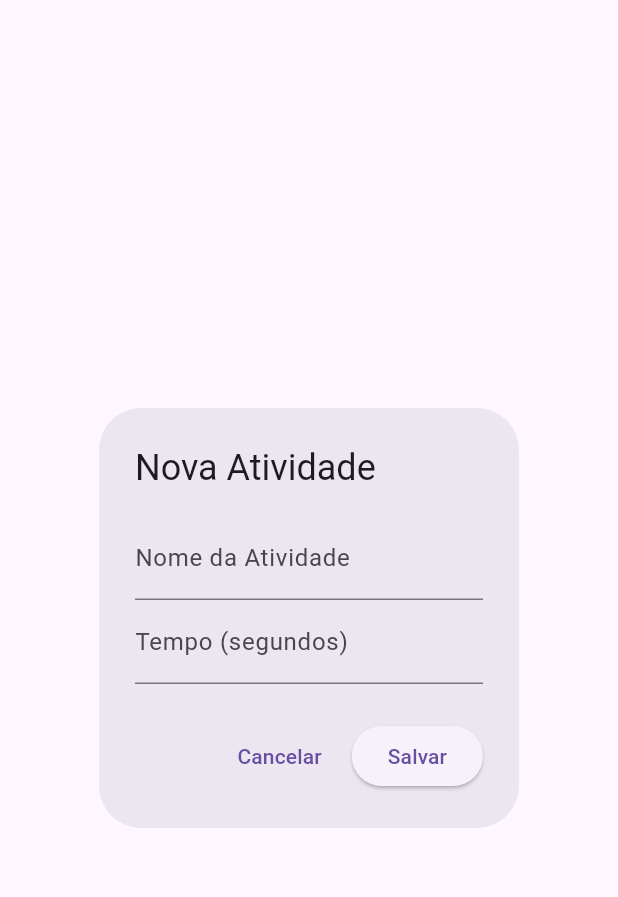
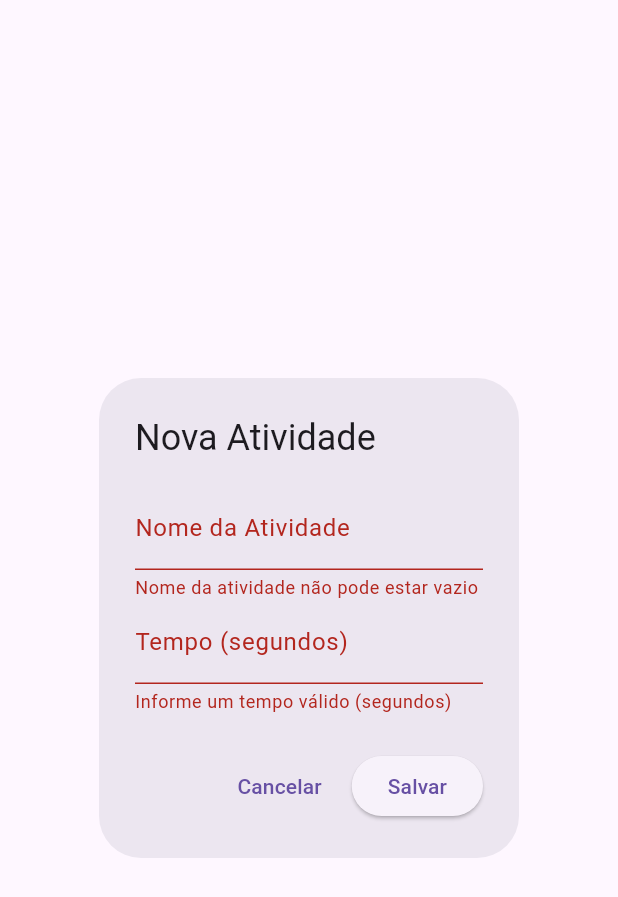
Before and after one commit to deLaraaaa/dev-time-management, a Flutter app: the NewActivityDialog widget shown alone on an empty page, opened directly with empty values, after a tap on "Salvar", on a phone screen of 412 x 824 dp. Shown: the top 897 px of the screen. Run offline on Flutter 3.47's test engine with Material 3 defaults, Android fonts, the phone set to English and light mode, and no system bars; our stand-ins replace flutter_local_notifications.

Commit message:
feat: add error handling

```diff
--- a/lib/widgets/new_activity_dialog.dart
+++ b/lib/widgets/new_activity_dialog.dart
@@ -15,6 +15,21 @@ class NewActivityDialogState extends State<NewActivityDialog> {
   String activityName = '';
   int duration = 0;
 
+  String? activityNameError;
+  String? durationError;
+
+  void _validateAndSave() {
+    setState(() {
+      activityNameError = activityName.isEmpty ? 'Nome da atividade não pode estar vazio' : null;
+      durationError = duration <= 0 ? 'Informe um tempo válido (segundos)' : null;
+    });
+
+    if (activityNameError == null && durationError == null) {
+      widget.onSave(TimeBlock(activityName: activityName, duration: duration));
+      Navigator.of(context).pop();
+    }
+  }
+
   @override
   Widget build(BuildContext context) {
     return AlertDialog(
@@ -23,7 +38,10 @@ class NewActivityDialogState extends State<NewActivityDialog> {
         mainAxisSize: MainAxisSize.min,
         children: [
           TextField(
-            decoration: const InputDecoration(labelText: 'Nome da Atividade'),
+            decoration: InputDecoration(
+              labelText: 'Nome da Atividade',
+              errorText: activityNameError,
+            ),
             onChanged: (value) {
               setState(() {
                 activityName = value;
@@ -31,7 +49,10 @@ class NewActivityDialogState extends State<NewActivityDialog> {
             },
           ),
           TextField(
-            decoration: const InputDecoration(labelText: 'Tempo (segundos)'),
+            decoration: InputDecoration(
+              labelText: 'Tempo (segundos)',
+              errorText: durationError,
+            ),
             keyboardType: TextInputType.number,
             inputFormatters: <TextInputFormatter>[
               FilteringTextInputFormatter.digitsOnly,
@@ -52,14 +73,8 @@ class NewActivityDialogState extends State<NewActivityDialog> {
           },
         ),
         ElevatedButton(
+          onPressed: _validateAndSave,
           child: const Text("Salvar"),
-          onPressed: () {
-            if (activityName.isNotEmpty && duration > 0) {
-              widget.onSave(
-                  TimeBlock(activityName: activityName, duration: duration));
-              Navigator.of(context).pop();
-            }
-          },
         ),
       ],
     );
```
Also changed, not shown: lib/screens/home_screen.dart (+4 -8 lines).
